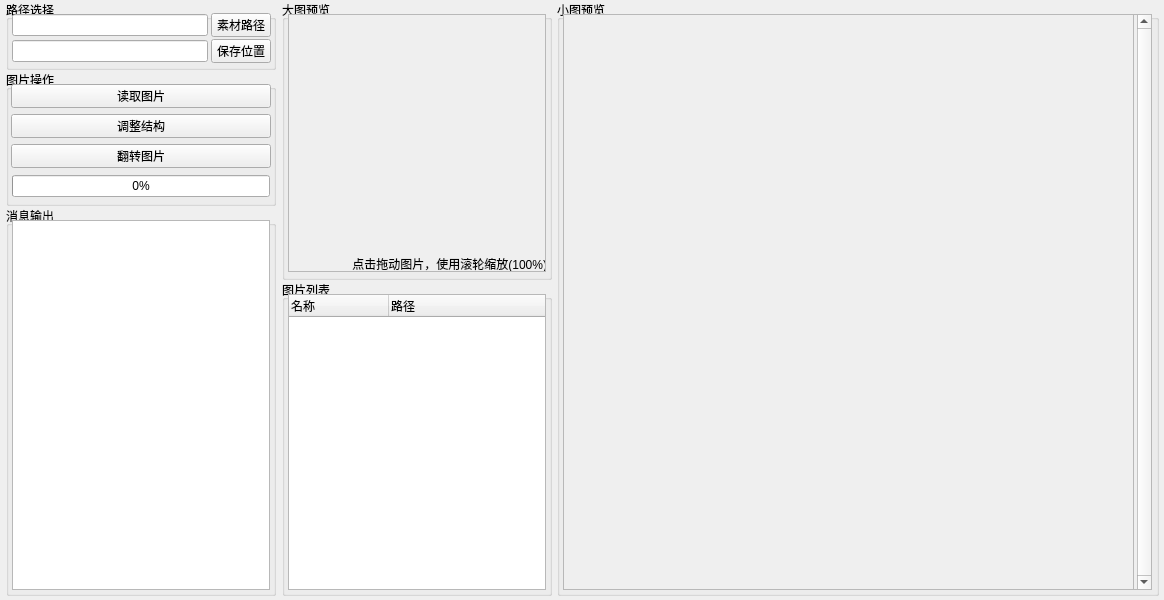
The window that src/resources/ImageReverse.ui (Junt62/ImageReverse) describes before a commit, drawn with Qt 5.
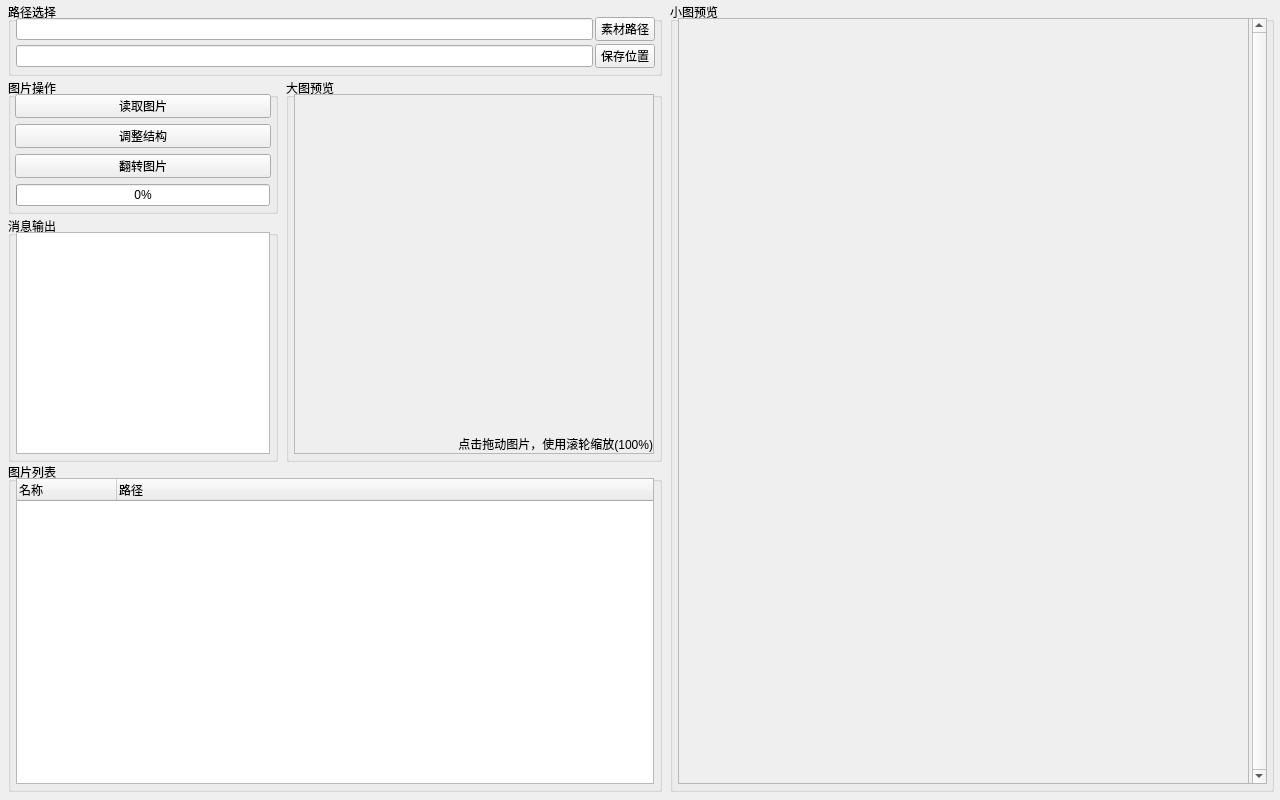
The same window after the commit. Icons and pictures are not drawn.

What changed in the file:
```diff
--- a/src/resources/ImageReverse.ui
+++ b/src/resources/ImageReverse.ui
@@ -10,20 +10,20 @@
    <rect>
     <x>0</x>
     <y>0</y>
-    <width>1164</width>
-    <height>600</height>
+    <width>1280</width>
+    <height>800</height>
    </rect>
   </property>
   <property name="minimumSize">
    <size>
-    <width>1164</width>
-    <height>600</height>
+    <width>1280</width>
+    <height>800</height>
    </size>
   </property>
   <property name="maximumSize">
    <size>
-    <width>1164</width>
-    <height>600</height>
+    <width>1280</width>
+    <height>800</height>
    </size>
   </property>
   <property name="windowTitle">
@@ -36,10 +36,10 @@
   <widget class="QGroupBox" name="groupPath">
    <property name="geometry">
     <rect>
-     <x>6</x>
-     <y>0</y>
-     <width>270</width>
-     <height>70</height>
+     <x>8</x>
+     <y>2</y>
+     <width>654</width>
+     <height>74</height>
     </rect>
    </property>
    <property name="title">
@@ -48,9 +48,9 @@
    <widget class="QLineEdit" name="inputImgPath">
     <property name="geometry">
      <rect>
-      <x>6</x>
-      <y>14</y>
-      <width>196</width>
+      <x>8</x>
+      <y>16</y>
+      <width>577</width>
       <height>22</height>
      </rect>
     </property>
@@ -64,8 +64,8 @@
    <widget class="QPushButton" name="btnImgPath">
     <property name="geometry">
      <rect>
-      <x>205</x>
-      <y>13</y>
+      <x>587</x>
+      <y>15</y>
       <width>60</width>
       <height>24</height>
      </rect>
@@ -104,9 +104,9 @@
     </property>
     <property name="geometry">
      <rect>
-      <x>6</x>
-      <y>40</y>
-      <width>196</width>
+      <x>8</x>
+      <y>43</y>
+      <width>577</width>
       <height>22</height>
      </rect>
     </property>
@@ -114,8 +114,8 @@
    <widget class="QPushButton" name="btnSavePath">
     <property name="geometry">
      <rect>
-      <x>205</x>
-      <y>39</y>
+      <x>587</x>
+      <y>42</y>
       <width>60</width>
       <height>24</height>
      </rect>
@@ -152,10 +152,10 @@
   <widget class="QGroupBox" name="groupListImg">
    <property name="geometry">
     <rect>
-     <x>282</x>
-     <y>280</y>
-     <width>270</width>
-     <height>316</height>
+     <x>8</x>
+     <y>462</y>
+     <width>654</width>
+     <height>330</height>
     </rect>
    </property>
    <property name="title">
@@ -164,10 +164,10 @@
    <widget class="QTreeWidget" name="listImgTree">
     <property name="geometry">
      <rect>
-      <x>6</x>
-      <y>14</y>
-      <width>258</width>
-      <height>296</height>
+      <x>8</x>
+      <y>16</y>
+      <width>638</width>
+      <height>306</height>
      </rect>
     </property>
     <property name="sizeAdjustPolicy">
@@ -188,8 +188,8 @@
   <widget class="QGroupBox" name="groupProgress">
    <property name="geometry">
     <rect>
-     <x>6</x>
-     <y>70</y>
+     <x>8</x>
+     <y>78</y>
      <width>270</width>
      <height>136</height>
     </rect>
@@ -203,9 +203,9 @@
     </property>
     <property name="geometry">
      <rect>
-      <x>5</x>
-      <y>44</y>
-      <width>260</width>
+      <x>7</x>
+      <y>46</y>
+      <width>256</width>
       <height>24</height>
      </rect>
     </property>
@@ -228,9 +228,9 @@
     </property>
     <property name="geometry">
      <rect>
-      <x>5</x>
-      <y>74</y>
-      <width>260</width>
+      <x>7</x>
+      <y>76</y>
+      <width>256</width>
       <height>24</height>
      </rect>
     </property>
@@ -253,9 +253,9 @@
     </property>
     <property name="geometry">
      <rect>
-      <x>5</x>
-      <y>14</y>
-      <width>260</width>
+      <x>7</x>
+      <y>16</y>
+      <width>256</width>
       <height>24</height>
      </rect>
     </property>
@@ -278,9 +278,9 @@
     </property>
     <property name="geometry">
      <rect>
-      <x>6</x>
-      <y>105</y>
-      <width>258</width>
+      <x>8</x>
+      <y>106</y>
+      <width>254</width>
       <height>22</height>
      </rect>
     </property>
@@ -304,154 +304,13 @@
     </property>
    </widget>
   </widget>
-  <widget class="QGroupBox" name="groupImgBig">
-   <property name="geometry">
-    <rect>
-     <x>282</x>
-     <y>0</y>
-     <width>270</width>
-     <height>280</height>
-    </rect>
-   </property>
-   <property name="title">
-    <string>大图预览</string>
-   </property>
-   <widget class="QScrollArea" name="scrollAreaImgBig">
-    <property name="geometry">
-     <rect>
-      <x>6</x>
-      <y>14</y>
-      <width>258</width>
-      <height>258</height>
-     </rect>
-    </property>
-    <property name="verticalScrollBarPolicy">
-     <enum>Qt::ScrollBarAlwaysOff</enum>
-    </property>
-    <property name="horizontalScrollBarPolicy">
-     <enum>Qt::ScrollBarAlwaysOff</enum>
-    </property>
-    <property name="widgetResizable">
-     <bool>true</bool>
-    </property>
-    <widget class="QWidget" name="scrollAreaImgBigWidget">
-     <property name="geometry">
-      <rect>
-       <x>0</x>
-       <y>0</y>
-       <width>256</width>
-       <height>256</height>
-      </rect>
-     </property>
-     <widget class="QLabel" name="labelImgBigShow">
-      <property name="geometry">
-       <rect>
-        <x>0</x>
-        <y>0</y>
-        <width>258</width>
-        <height>258</height>
-       </rect>
-      </property>
-      <property name="sizePolicy">
-       <sizepolicy hsizetype="Preferred" vsizetype="Preferred">
-        <horstretch>0</horstretch>
-        <verstretch>0</verstretch>
-       </sizepolicy>
-      </property>
-      <property name="minimumSize">
-       <size>
-        <width>50</width>
-        <height>50</height>
-       </size>
-      </property>
-      <property name="maximumSize">
-       <size>
-        <width>9999</width>
-        <height>9999</height>
-       </size>
-      </property>
-      <property name="frameShape">
-       <enum>QFrame::NoFrame</enum>
-      </property>
-      <property name="text">
-       <string/>
-      </property>
-      <property name="alignment">
-       <set>Qt::AlignCenter</set>
-      </property>
-     </widget>
-     <widget class="QLabel" name="labelImgBigBack">
-      <property name="geometry">
-       <rect>
-        <x>0</x>
-        <y>0</y>
-        <width>258</width>
-        <height>258</height>
-       </rect>
-      </property>
-      <property name="sizePolicy">
-       <sizepolicy hsizetype="Preferred" vsizetype="Preferred">
-        <horstretch>0</horstretch>
-        <verstretch>0</verstretch>
-       </sizepolicy>
-      </property>
-      <property name="minimumSize">
-       <size>
-        <width>50</width>
-        <height>50</height>
-       </size>
-      </property>
-      <property name="maximumSize">
-       <size>
-        <width>9999</width>
-        <height>9999</height>
-       </size>
-      </property>
-      <property name="text">
-       <string/>
-      </property>
-      <property name="alignment">
-       <set>Qt::AlignCenter</set>
-      </property>
-     </widget>
-     <widget class="QLabel" name="labelImgBigText">
-      <property name="geometry">
-       <rect>
-        <x>0</x>
-        <y>0</y>
-        <width>258</width>
-        <height>258</height>
-       </rect>
-      </property>
-      <property name="sizePolicy">
-       <sizepolicy hsizetype="Preferred" vsizetype="Preferred">
-        <horstretch>0</horstretch>
-        <verstretch>0</verstretch>
-       </sizepolicy>
-      </property>
-      <property name="text">
-       <string>点击拖动图片，使用滚轮缩放(100%)</string>
-      </property>
-      <property name="alignment">
-       <set>Qt::AlignBottom|Qt::AlignRight|Qt::AlignTrailing</set>
-      </property>
-      <property name="margin">
-       <number>2</number>
-      </property>
-     </widget>
-     <zorder>labelImgBigBack</zorder>
-     <zorder>labelImgBigShow</zorder>
-     <zorder>labelImgBigText</zorder>
-    </widget>
-   </widget>
-  </widget>
   <widget class="QGroupBox" name="groupMessage">
    <property name="geometry">
     <rect>
-     <x>6</x>
-     <y>206</y>
+     <x>8</x>
+     <y>216</y>
      <width>270</width>
-     <height>390</height>
+     <height>246</height>
     </rect>
    </property>
    <property name="title">
@@ -460,10 +319,10 @@
    <widget class="QTextEdit" name="inputMessage">
     <property name="geometry">
      <rect>
-      <x>6</x>
-      <y>14</y>
-      <width>258</width>
-      <height>370</height>
+      <x>8</x>
+      <y>16</y>
+      <width>254</width>
+      <height>222</height>
      </rect>
     </property>
     <property name="readOnly">
@@ -487,10 +346,10 @@
   <widget class="QGroupBox" name="groupImgSmall">
    <property name="geometry">
     <rect>
-     <x>557</x>
-     <y>0</y>
-     <width>602</width>
-     <height>596</height>
+     <x>670</x>
+     <y>2</y>
+     <width>604</width>
+     <height>790</height>
     </rect>
    </property>
    <property name="title">
@@ -499,10 +358,10 @@
    <widget class="QScrollArea" name="scrollAreaImgSmall">
     <property name="geometry">
      <rect>
-      <x>6</x>
-      <y>14</y>
+      <x>8</x>
+      <y>16</y>
       <width>589</width>
-      <height>576</height>
+      <height>766</height>
      </rect>
     </property>
     <property name="frameShadow">
@@ -523,7 +382,7 @@
        <x>0</x>
        <y>0</y>
        <width>570</width>
-       <height>574</height>
+       <height>764</height>
       </rect>
      </property>
      <widget class="QLabel" name="labelImgSmallBack">
@@ -532,7 +391,7 @@
         <x>-1</x>
         <y>-1</y>
         <width>571</width>
-        <height>576</height>
+        <height>766</height>
        </rect>
       </property>
       <property name="sizePolicy">
@@ -554,7 +413,7 @@
         <x>-1</x>
         <y>-1</y>
         <width>571</width>
-        <height>576</height>
+        <height>766</height>
        </rect>
       </property>
       <layout class="QGridLayout" name="scrollAreaImgSmallGrid">
@@ -566,6 +425,117 @@
     </widget>
    </widget>
   </widget>
+  <widget class="QGroupBox" name="groupImgBig">
+   <property name="geometry">
+    <rect>
+     <x>286</x>
+     <y>78</y>
+     <width>376</width>
+     <height>384</height>
+    </rect>
+   </property>
+   <property name="title">
+    <string>大图预览</string>
+   </property>
+   <widget class="QScrollArea" name="scrollAreaImgBig">
+    <property name="geometry">
+     <rect>
+      <x>8</x>
+      <y>16</y>
+      <width>360</width>
+      <height>360</height>
+     </rect>
+    </property>
+    <property name="verticalScrollBarPolicy">
+     <enum>Qt::ScrollBarAlwaysOff</enum>
+    </property>
+    <property name="horizontalScrollBarPolicy">
+     <enum>Qt::ScrollBarAlwaysOff</enum>
+    </property>
+    <property name="widgetResizable">
+     <bool>true</bool>
+    </property>
+    <widget class="QWidget" name="scrollAreaImgBigWidget">
+     <property name="geometry">
+      <rect>
+       <x>0</x>
+       <y>0</y>
+       <width>358</width>
+       <height>358</height>
+      </rect>
+     </property>
+     <widget class="QLabel" name="labelImgBigShow">
+      <property name="geometry">
+       <rect>
+        <x>0</x>
+        <y>0</y>
+        <width>358</width>
+        <height>358</height>
+       </rect>
+      </property>
+      <property name="sizePolicy">
+       <sizepolicy hsizetype="Preferred" vsizetype="Preferred">
+        <horstretch>0</horstretch>
+        <verstretch>0</verstretch>
+       </sizepolicy>
+      </property>
+      <property name="frameShape">
+       <enum>QFrame::NoFrame</enum>
+      </property>
+      <property name="text">
+       <string/>
+      </property>
+      <property name="alignment">
+       <set>Qt::AlignCenter</set>
+      </property>
+     </widget>
+     <widget class="QLabel" name="labelImgBigBack">
+      <property name="geometry">
+       <rect>
+        <x>0</x>
+        <y>0</y>
+        <width>358</width>
+        <height>358</height>
+       </rect>
+      </property>
+      <property name="text">
+       <string/>
+      </property>
+      <property name="alignment">
+       <set>Qt::AlignCenter</set>
+      </property>
+     </widget>
+     <widget class="QLabel" name="labelImgBigText">
+      <property name="geometry">
+       <rect>
+        <x>0</x>
+        <y>0</y>
+        <width>358</width>
+        <height>358</height>
+       </rect>
+      </property>
+      <property name="sizePolicy">
+       <sizepolicy hsizetype="Preferred" vsizetype="Preferred">
+        <horstretch>0</horstretch>
+        <verstretch>0</verstretch>
+       </sizepolicy>
+      </property>
+      <property name="text">
+       <string>点击拖动图片，使用滚轮缩放(100%)</string>
+      </property>
+      <property name="alignment">
+       <set>Qt::AlignBottom|Qt::AlignRight|Qt::AlignTrailing</set>
+      </property>
+      <property name="margin">
+       <number>2</number>
+      </property>
+     </widget>
+     <zorder>labelImgBigBack</zorder>
+     <zorder>labelImgBigShow</zorder>
+     <zorder>labelImgBigText</zorder>
+    </widget>
+   </widget>
+  </widget>
  </widget>
  <resources>
   <include location="resources.resources.qrc"/>
```
